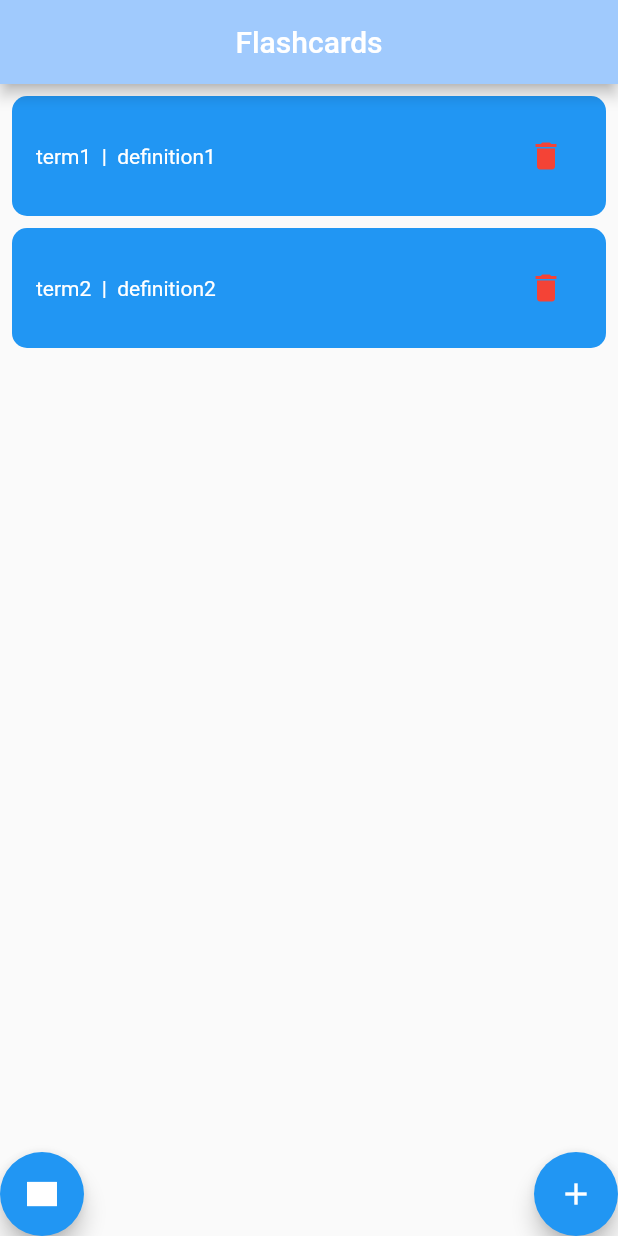
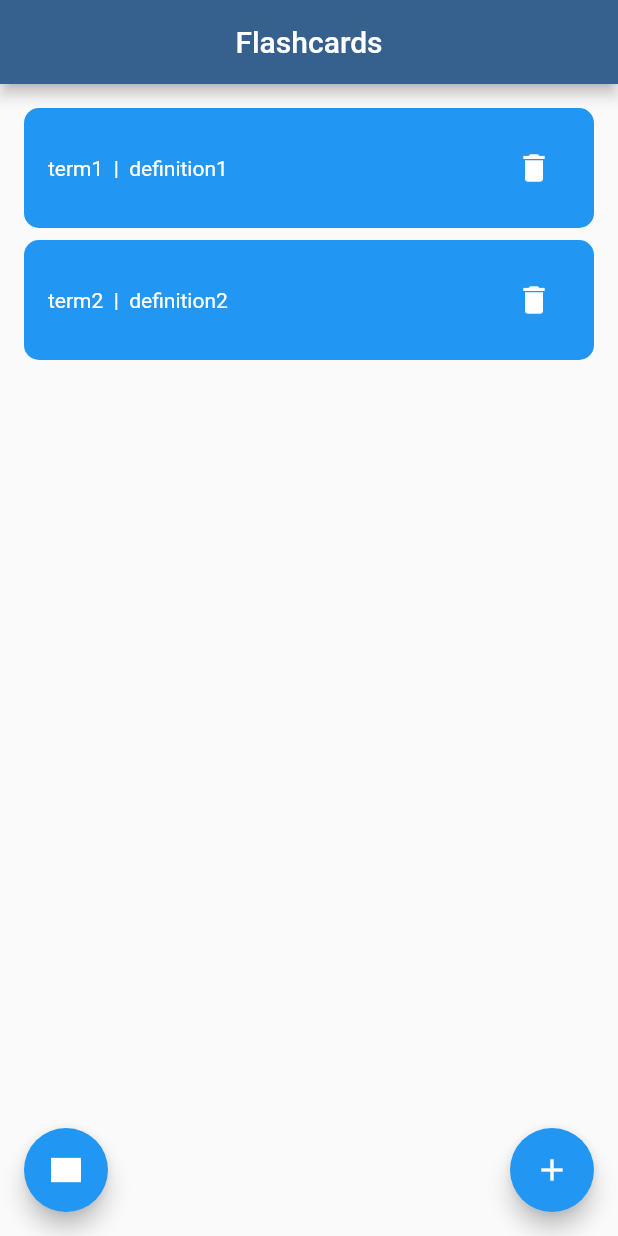
Before and after one commit to aaaluzzi/flashcards_app, a Flutter app: the screen it shows after launch, on a phone screen of 412 x 824 dp. Run offline on Flutter 3.47's test engine with Material 2 defaults, Android fonts, the phone set to English and light mode, and no system bars.

Commit message:
Tweak main page

```diff
--- a/lib/main.dart
+++ b/lib/main.dart
@@ -15,6 +15,7 @@ class FlashcardsState extends ChangeNotifier {
     flashcards.add(flashcard);
     notifyListeners();
   }
+
   void removeFlashcard(String term) {
     flashcards.removeWhere((flashcard) => flashcard.term == term);
     notifyListeners();
@@ -60,13 +61,13 @@ class MyHomePage extends StatelessWidget {
     return MaterialApp(
       home: Scaffold(
         appBar: AppBar(
-          backgroundColor: Theme.of(context).colorScheme.inversePrimary,
+          backgroundColor: Theme.of(context).colorScheme.primary,
           title: Text(title),
           centerTitle: true,
         ),
         body: Center(
           child: Padding(
-            padding: const EdgeInsets.all(8.0),
+            padding: const EdgeInsets.all(16.0),
             child: Column(
               children: [
                 for (var flashcard in appState.flashcards)
@@ -84,14 +85,17 @@ class MyHomePage extends StatelessWidget {
             ),
           ),
         ),
-        floatingActionButton: Row(
+        floatingActionButton: Padding(
+          padding: const EdgeInsets.all(16.0),
+          child: Row(
             mainAxisAlignment: MainAxisAlignment.spaceBetween,
             children: [
               FloatingActionButton(
                 onPressed: () {
                   Navigator.push(
                     context,
-                  MaterialPageRoute(builder: (context) => const QuizViewPage()),
+                    MaterialPageRoute(
+                        builder: (context) => const QuizViewPage()),
                   );
                 },
                 tooltip: 'Quiz View',
@@ -101,13 +105,15 @@ class MyHomePage extends StatelessWidget {
                 onPressed: () {
                   Navigator.push(
                     context,
-                  MaterialPageRoute(builder: (context) => const AddFlashcardPage()),
+                    MaterialPageRoute(
+                        builder: (context) => const AddFlashcardPage()),
                   );
                 },
                 tooltip: 'Add Flashcard',
                 child: const Icon(Icons.add),
               ),
             ],
+          ),
         ),
         floatingActionButtonLocation: FloatingActionButtonLocation.centerDocked,
       ),
@@ -140,7 +146,7 @@ class FlashcardRow extends StatelessWidget {
             ),
             IconButton(
               icon: const Icon(Icons.delete),
-              color: Colors.red,
+              color: Colors.white,
               onPressed: () {
                 appState.removeFlashcard(term);
               },
```
Lines whose indentation alone changed are shown as unchanged.
